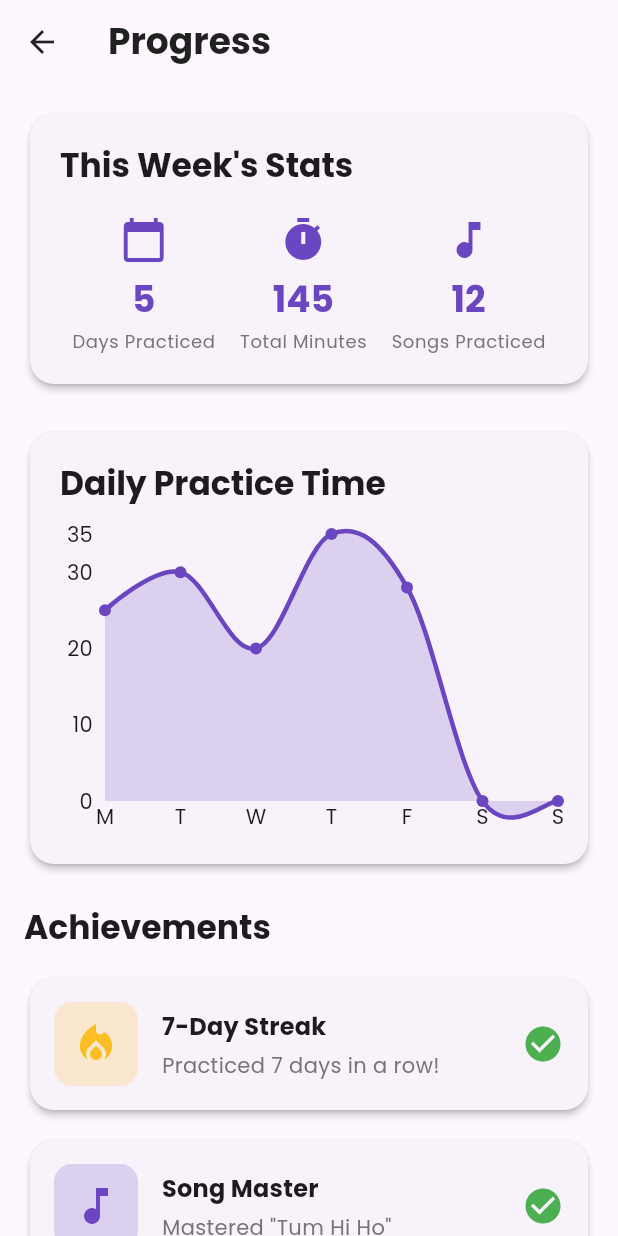
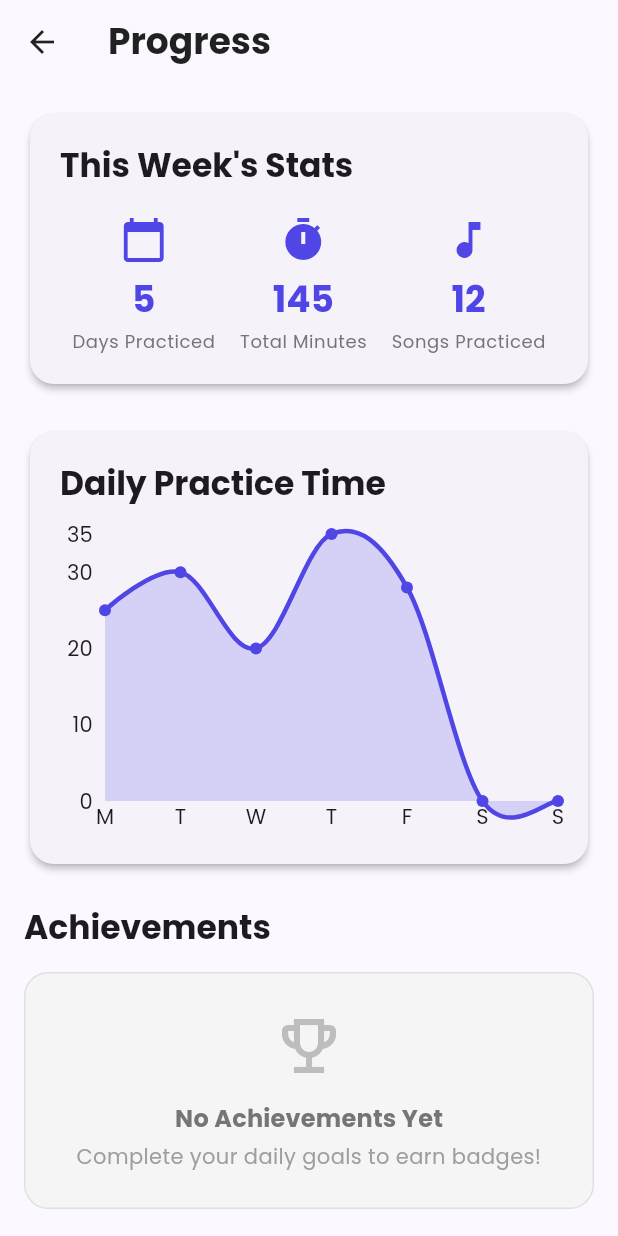
Before and after one commit to rgprince/voicecraft-app, a Flutter app: the ProgressScreen screen opened directly, on a phone screen of 412 x 824 dp. Run offline on Flutter 3.47's test engine with Material 3 defaults, Android fonts, the phone set to English and light mode, and no system bars; drawn by our look-alikes of fl_chart, flutter_animate; our stand-ins replace confetti, flutter_markdown, flutter_riverpod, google_fonts, hive, hive_flutter and 1 more; accounts and stored records are empty.

Commit message:
v3.3: UI Polish, Link Fixes, and Data Cleanup
- THEME: Updated to 'Modern Vibrant' palette (Indigo/Teal/Pink)
- FIX: Added <queries> to AndroidManifest for working links
- CLEANUP: Removed hardcoded achievements from Progress screen
- CLEANUP: Removed 'Made in India' text from About screen
- UI: Improved visual freshness and standard

```diff
--- a/lib/screens/about_screen.dart
+++ b/lib/screens/about_screen.dart
@@ -111,7 +111,7 @@ class AboutScreen extends StatelessWidget {
 
             // Footer
             Text(
-              'Made in India 🇮🇳',
+              'Thank you for using VoiceCraft',
               style: Theme.of(context).textTheme.bodySmall?.copyWith(
                 color: Colors.grey[600],
               ),
--- a/lib/screens/progress_screen.dart
+++ b/lib/screens/progress_screen.dart
@@ -165,93 +165,36 @@ class ProgressScreen extends StatelessWidget {
               ),
         ),
         const SizedBox(height: 16),
-        Card(
-          child: Padding(
-            padding: const EdgeInsets.all(16),
-            child: Row(
+        Container(
+          width: double.infinity,
+          padding: const EdgeInsets.all(24),
+          decoration: BoxDecoration(
+            color: Colors.grey[100],
+            borderRadius: BorderRadius.circular(16),
+            border: Border.all(color: Colors.grey[300]!),
+          ),
+          child: Column(
             children: [
-                Container(
-                  padding: const EdgeInsets.all(12),
-                  decoration: BoxDecoration(
-                    color: AppTheme.accentColor.withOpacity(0.2),
-                    borderRadius: BorderRadius.circular(12),
-                  ),
-                  child: const Icon(
-                    Icons.local_fire_department,
-                    color: AppTheme.accentColor,
-                    size: 32,
-                  ),
-                ),
-                const SizedBox(width: 16),
-                Expanded(
-                  child: Column(
-                    crossAxisAlignment: CrossAxisAlignment.start,
-                    children: [
+              Icon(Icons.emoji_events_outlined, size: 48, color: Colors.grey[400]),
+              const SizedBox(height: 12),
               Text(
-                        '7-Day Streak',
+                'No Achievements Yet',
                 style: Theme.of(context).textTheme.titleMedium?.copyWith(
                       fontWeight: FontWeight.bold,
+                      color: Colors.grey[600],
                     ),
               ),
               const SizedBox(height: 4),
               Text(
-                        'Practiced 7 days in a row!',
+                'Complete your daily goals to earn badges!',
                 style: Theme.of(context).textTheme.bodyMedium?.copyWith(
-                              color: Colors.grey[600],
+                      color: Colors.grey[500],
                     ),
+                textAlign: TextAlign.center,
               ),
             ],
           ),
-                ),
-                const Icon(Icons.check_circle, color: Colors.green, size: 28),
-              ],
-            ),
-          ),
         ).animate().fadeIn(delay: 200.ms, duration: 300.ms),
-        const SizedBox(height: 12),
-        Card(
-          child: Padding(
-            padding: const EdgeInsets.all(16),
-            child: Row(
-              children: [
-                Container(
-                  padding: const EdgeInsets.all(12),
-                  decoration: BoxDecoration(
-                    color: AppTheme.primaryColor.withOpacity(0.2),
-                    borderRadius: BorderRadius.circular(12),
-                  ),
-                  child: const Icon(
-                    Icons.music_note,
-                    color: AppTheme.primaryColor,
-                    size: 32,
-                  ),
-                ),
-                const SizedBox(width: 16),
-                Expanded(
-                  child: Column(
-                    crossAxisAlignment: CrossAxisAlignment.start,
-                    children: [
-                      Text(
-                        'Song Master',
-                        style: Theme.of(context).textTheme.titleMedium?.copyWith(
-                              fontWeight: FontWeight.bold,
-                            ),
-                      ),
-                      const SizedBox(height: 4),
-                      Text(
-                        'Mastered "Tum Hi Ho"',
-                        style: Theme.of(context).textTheme.bodyMedium?.copyWith(
-                              color: Colors.grey[600],
-                            ),
-                      ),
-                    ],
-                  ),
-                ),
-                const Icon(Icons.check_circle, color: Colors.green, size: 28),
-              ],
-            ),
-          ),
-        ).animate().fadeIn(delay: 300.ms, duration: 300.ms),
       ],
     );
   }
--- a/lib/utils/theme.dart
+++ b/lib/utils/theme.dart
@@ -3,21 +3,28 @@ import 'package:google_fonts/google_fonts.dart';
 
 class AppTheme {
   // Colors
-  static const primaryColor = Color(0xFF6B46C1); // Deep Purple
-  static const accentColor = Color(0xFFFBBF24); // Amber
+  static const primaryColor = Color(0xFF4F46E5); // Electric Indigo
+  static const accentColor = Color(0xFF06B6D4); // Vibrant Teal
+  static const secondaryColor = Color(0xFFEC4899); // Hot Pink for highlights
   static const surfaceColor = Color(0xFFF9FAFB);
   static const backgroundLight = Color(0xFFFFFFFF);
-  static const backgroundDark = Color(0xFF1F2937);
+  static const backgroundDark = Color(0xFF111827); // Darker gray
 
   // Gradients
   static const purplePinkGradient = LinearGradient(
-    colors: [Color(0xFF6B46C1), Color(0xFFEC4899)],
+    colors: [Color(0xFF4F46E5), Color(0xFFEC4899)],
+    begin: Alignment.topLeft,
+    end: Alignment.bottomRight,
+  );
+
+  static const blueTealGradient = LinearGradient(
+    colors: [Color(0xFF4F46E5), Color(0xFF06B6D4)],
     begin: Alignment.topLeft,
     end: Alignment.bottomRight,
   );
 
   static const successGradient = LinearGradient(
-    colors: [Color(0xFF10B981), Color(0xFF34D399)],
+    colors: [Color(0xFF059669), Color(0xFF34D399)],
     begin: Alignment.topLeft,
     end: Alignment.bottomRight,
   );
```
Also changed, not shown: 1 other file. Lines whose indentation alone changed are shown as unchanged.
